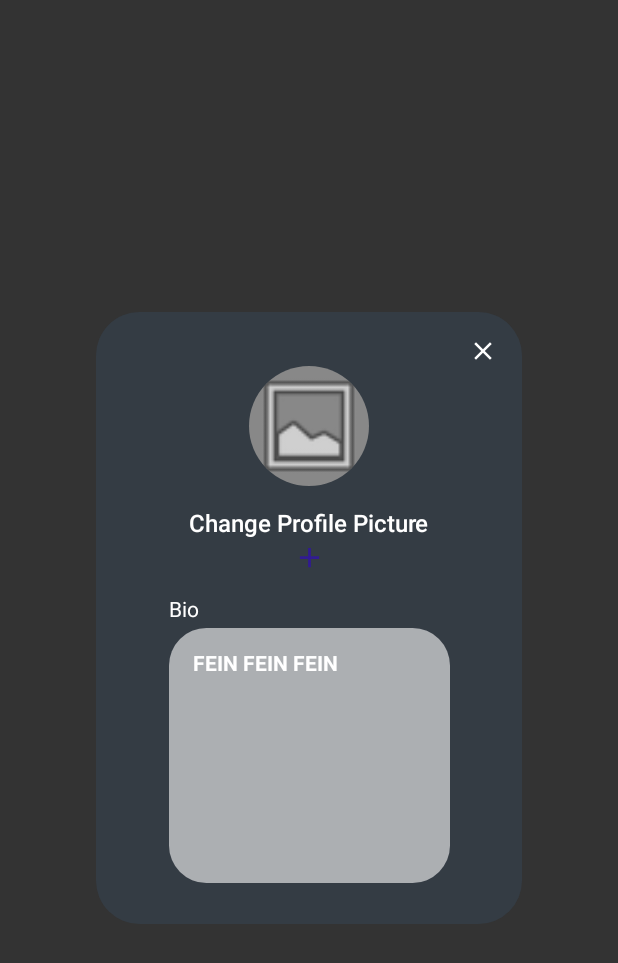
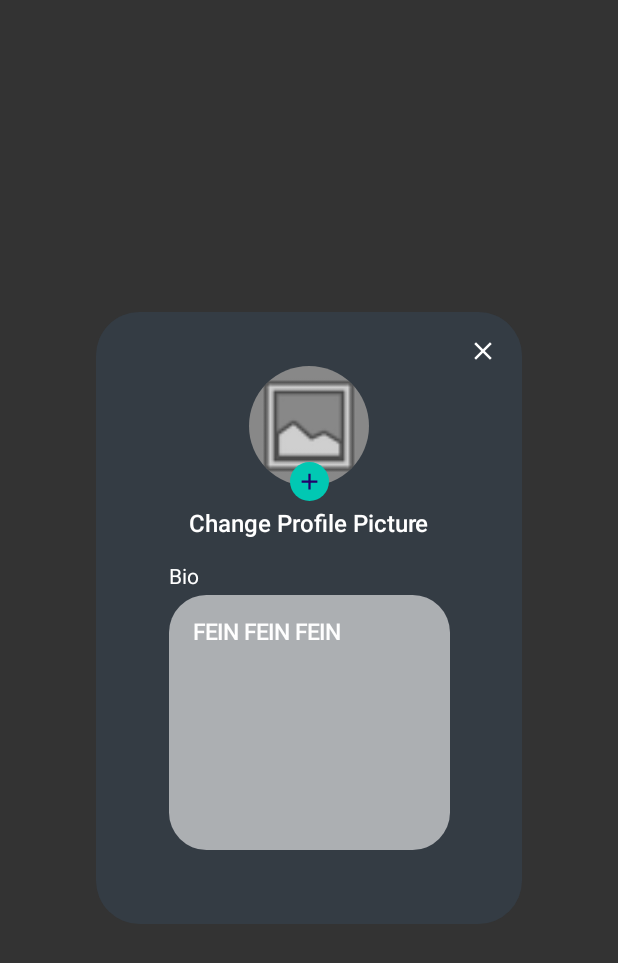
Before and after one commit to rookie238/YUSHARE, an Android app built with Jetpack Compose: the @Preview function EditProfileFigmaTest, on a phone screen of 412 x 824 dp. Shown: the top 963 px of the screen. Run offline under Robolectric (Android 15) with nearby library versions, the phone set to English and light mode, and no system bars.

Commit message:
edit profile dialog + işeritini değiştirdim

```diff
--- a/app/src/main/java/com/example/yushare/ui/screens/EditProfileDialog.kt
+++ b/app/src/main/java/com/example/yushare/ui/screens/EditProfileDialog.kt
@@ -18,6 +18,7 @@ import androidx.compose.ui.graphics.SolidColor
 import androidx.compose.ui.layout.ContentScale
 import androidx.compose.ui.res.painterResource
 import androidx.compose.ui.text.TextStyle
+import androidx.compose.ui.text.font.FontFamily
 import androidx.compose.ui.text.font.FontWeight
 import androidx.compose.ui.tooling.preview.Preview
 import androidx.compose.ui.unit.dp
@@ -95,7 +96,24 @@ fun EditProfileDialog(
                             .size(80.dp)
                             .clip(CircleShape)
                             .background(Color.Gray)
+                            .clickable { /* Resim Değiş */ }
                     )
+                    Box(
+                        contentAlignment = Alignment.Center,
+                        modifier = Modifier
+                            .align(Alignment.BottomCenter) // Resmin tam alt ortası
+                            .offset(y = 10.dp) // Hafif aşağı sarkıtıyoruz (Badge gibi)
+                            .size(26.dp)       // Turkuaz dairenin boyutu
+                            .clip(CircleShape)
+                            .background(Color(0xFF01C8B3)) // FIGMA: Turkuaz Arka Plan
+                    ) {
+                        Icon(
+                            imageVector = Icons.Default.Add,
+                            contentDescription = "Edit",
+                            tint = Color(0xFF23006A), // FIGMA: Koyu Mor İkon
+                            modifier = Modifier.size(18.dp) // İkon boyutu
+                        )
+                    }
                 }
 
                 Spacer(modifier = Modifier.height(16.dp))
@@ -109,15 +127,11 @@ fun EditProfileDialog(
                         fontFamily = androidx.compose.ui.text.font.FontFamily.SansSerif, // Baloo 2 ekleyince burayı değiştiririz
                         fontWeight = FontWeight.Medium,
                         fontSize = 16.sp,
-                        color = Color.White
+                        color = Color.White,
+                        modifier = Modifier.clickable { /* Resim Değiş */ }
                         )
                     Spacer(modifier = Modifier.height(2.dp))
-                    Icon(
-                        imageVector = Icons.Default.Add,
-                        contentDescription = "Add",
-                        tint = Color(0xFF311B92),
-                        modifier = Modifier.size(22.dp)
-                    )
+
                 }
 
                 Spacer(modifier = Modifier.height(16.dp))
@@ -144,9 +158,10 @@ fun EditProfileDialog(
                         value = bioText,
                         onValueChange = { bioText = it },
                         textStyle = TextStyle(
-                            color = Color.White, // Görsele göre beyaz duruyor
-                            fontSize = 14.sp,
-                            fontWeight = FontWeight.Bold
+                            color = Color(0xFFFEFEFE), // Görsele göre beyaz duruyor
+                            fontSize = 15.sp,
+                            fontWeight = FontWeight.Medium, // Figma Kalınlığı
+                            fontFamily = FontFamily.SansSerif
                         ),
                         modifier = Modifier.fillMaxSize()
                     )
```
